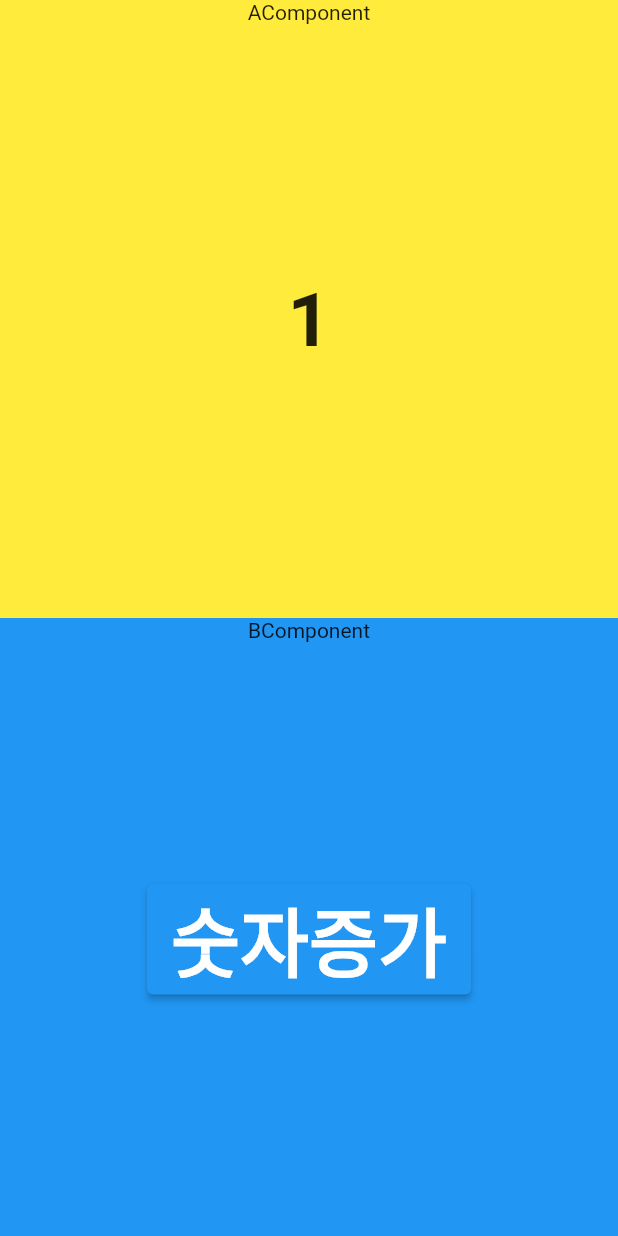
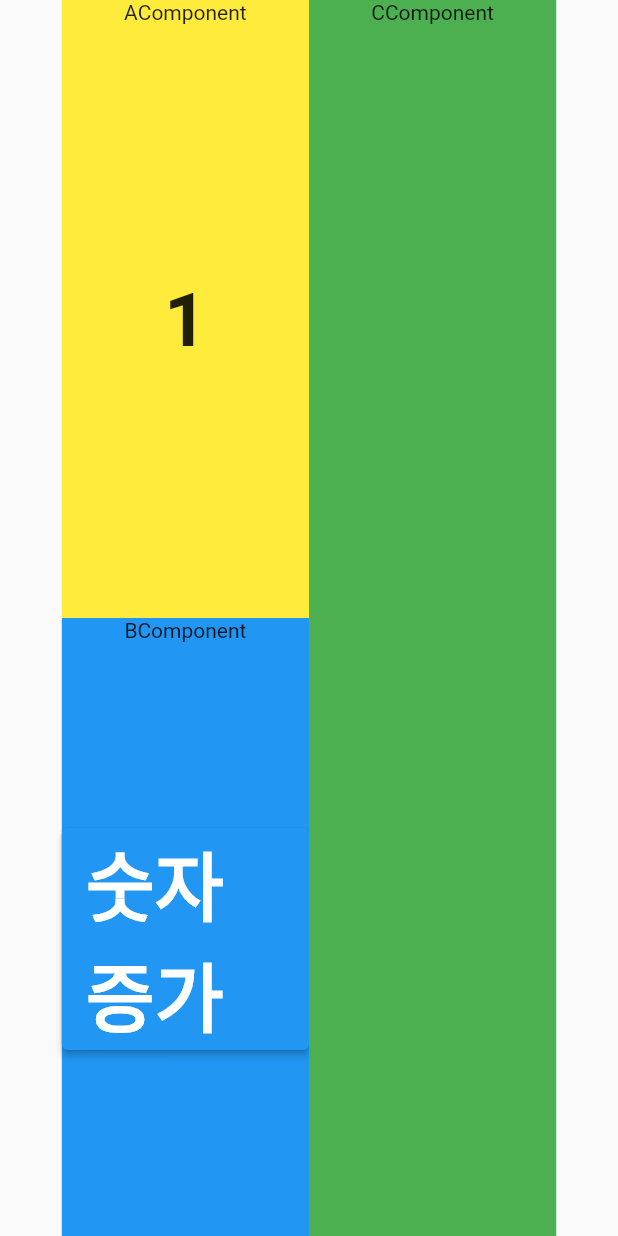
Before and after one commit to Lee-na-yun/flutter-state, a Flutter app: the screen it shows after launch, on a phone screen of 412 x 824 dp. Run offline on Flutter 3.47's test engine with Material 2 defaults, Android fonts, the phone set to English and light mode, and no system bars.

```diff
--- a/lib/main.dart
+++ b/lib/main.dart
@@ -10,7 +10,30 @@ class MyApp extends StatelessWidget {
   @override
   Widget build(BuildContext context) {
     return MaterialApp(
-      home: HomePage(),
+      home: HomeWrap(),
+    );
+  }
+}
+
+class HomeWrap extends StatelessWidget {
+  const HomeWrap({Key? key}) : super(key: key);
+
+  @override
+  Widget build(BuildContext context) {
+    double size = MediaQuery.of(context).size.width;
+    double screenSize = size * 0.8;
+    return Scaffold(
+      body: Center(
+        child: SizedBox(
+          width: screenSize,
+          child: Row(
+            children: [
+              Expanded(child: HomePage()),
+              Expanded(child: CComponent()),
+            ],
+          ),
+        ),
+      ),
     );
   }
 }
@@ -33,8 +56,6 @@ class _HomePageState extends State<HomePage> {
 
   @override
   Widget build(BuildContext context) {
-    double size = MediaQuery.of(context).size.width;
-    double screenSize = size * 0.8;
     return Scaffold(
       body: Column(
         crossAxisAlignment: CrossAxisAlignment.stretch,
@@ -105,3 +126,17 @@ class BComponent extends StatelessWidget {
     );
   }
 }
+
+class CComponent extends StatelessWidget {
+  const CComponent({Key? key}) : super(key: key);
+
+  @override
+  Widget build(BuildContext context) {
+    return Container(
+      color: Colors.green,
+      child: Column(
+        children: [Text("CComponent")],
+      ),
+    );
+  }
+}
```
